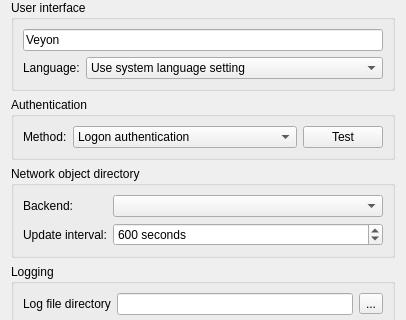
Old version of the form configurator/src/GeneralConfigurationPage.ui in the repository veyon/veyon; both pictures show x 0 to 406 and y 0 to 320 of the 406 by 533 pixel window.
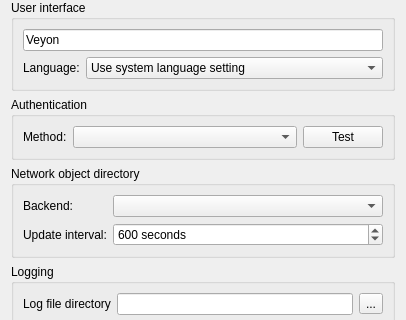
New version of the form. Icons and pictures are not drawn.

Commit message: Refactor authentication methods into plugins

```diff
--- a/configurator/src/GeneralConfigurationPage.ui
+++ b/configurator/src/GeneralConfigurationPage.ui
@@ -64,18 +64,7 @@
        </widget>
       </item>
       <item>
-       <widget class="QComboBox" name="authenticationMethod">
-        <item>
-         <property name="text">
-          <string>Logon authentication</string>
-         </property>
-        </item>
-        <item>
-         <property name="text">
-          <string>Key file authentication</string>
-         </property>
-        </item>
-       </widget>
+       <widget class="QComboBox" name="authenticationPlugin"/>
       </item>
       <item>
        <widget class="QPushButton" name="testAuthenticationButton">
```
Left out of the diff: 2 changed lines with no effect on the pictures. The commit also changes 48 other files.
